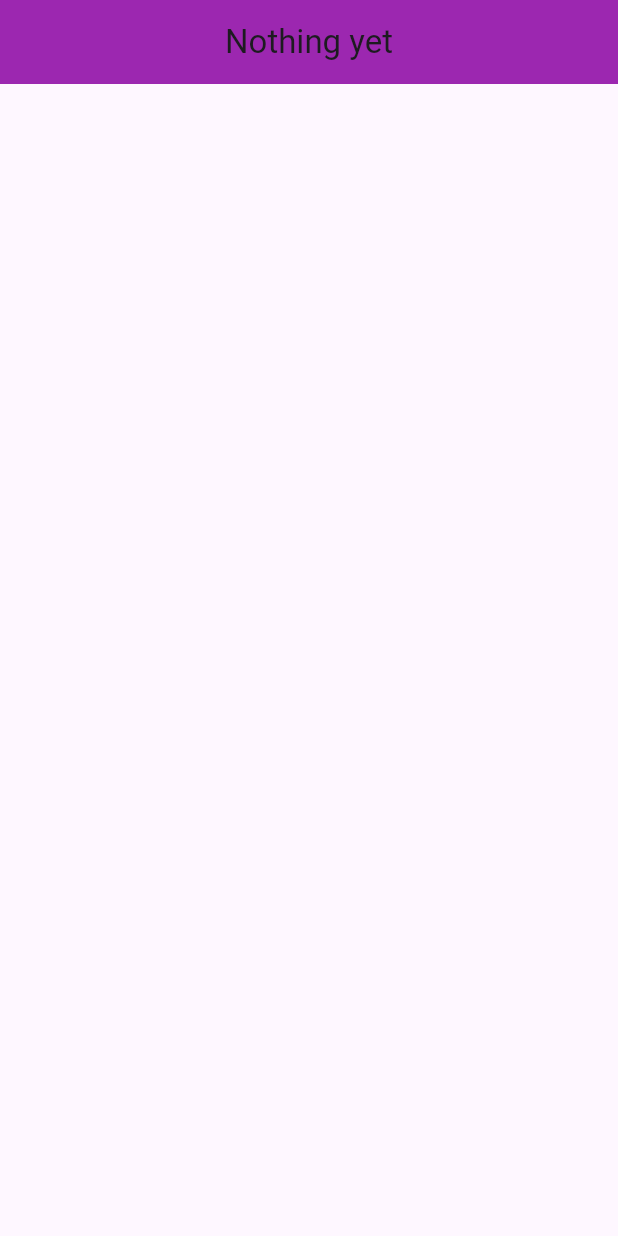
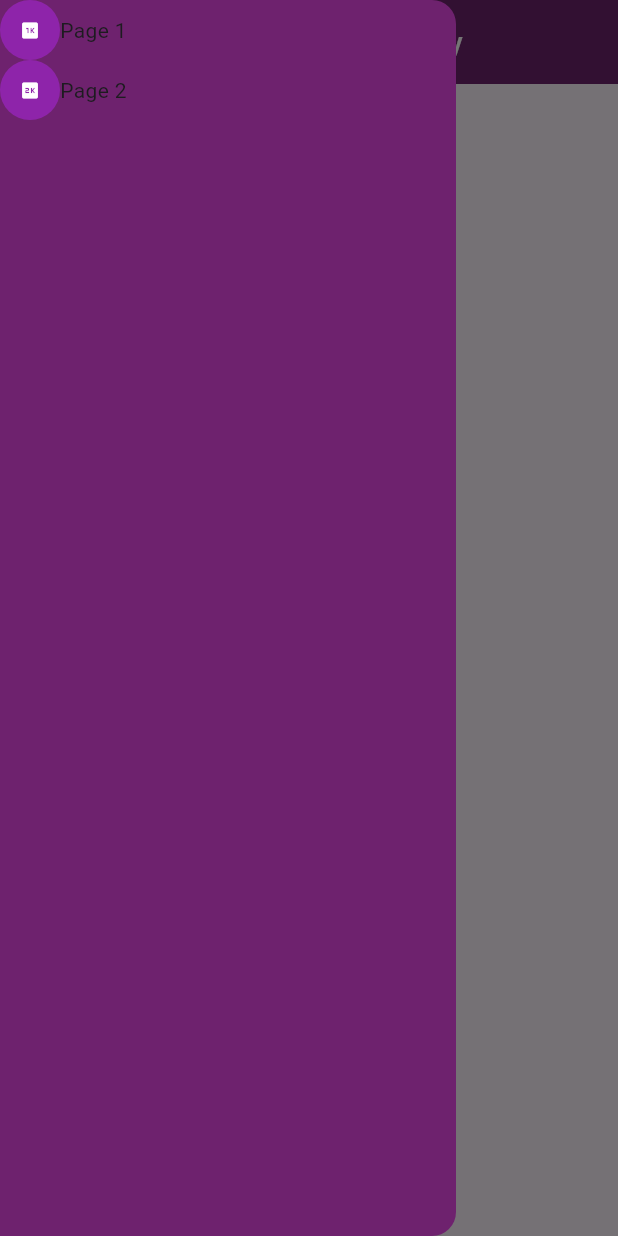
Before and after one commit to Codestavo/Flutter-API-APOD, a Flutter app: the screen it shows after launch, with the side drawer open (before the commit the screen has no drawer), on a phone screen of 412 x 824 dp. Run offline on Flutter 3.47's test engine with Material 2 defaults, Android fonts, the phone set to English and light mode, and no system bars; our stand-ins replace bloc, dartz, equatable, get_it, package_info_plus.

Commit message:
feat(Space View): First Layout Commit
Creation of the home page's skeleton and some components

```diff
--- /dev/null
+++ b/lib/common/widgets/common_base_page_widget.dart
@@ -0,0 +1,47 @@
+import 'package:flutter/material.dart';
+
+class CommonBasePageWidget extends StatelessWidget {
+  final Widget body;
+  final Widget? appBarTitle;
+  final bool? hasDrawer;
+  final Widget? drawer;
+
+  const CommonBasePageWidget({
+    required this.body,
+    this.appBarTitle,
+    this.hasDrawer = false,
+    this.drawer,
+    Key? key,
+  }) : super(key: key);
+
+  @override
+  Widget build(BuildContext context) {
+    return Scaffold(
+      key: key,
+      appBar: AppBar(
+        title: appBarTitle,
+        leadingWidth: 50,
+        backgroundColor: const Color.fromARGB(255, 110, 34, 110),
+        leading: hasDrawer!
+            ? Builder(builder: (context) {
+                return GestureDetector(
+                  child: const Icon(
+                    Icons.dehaze_rounded,
+                    color: Colors.white,
+                  ),
+                  onTap: () => Scaffold.of(context).openDrawer(),
+                );
+              })
+            : GestureDetector(
+                child: const Icon(
+                  Icons.arrow_back_rounded,
+                  color: Colors.white,
+                ),
+                onTap: () => Navigator.pop(context),
+              ),
+      ),
+      drawer: drawer,
+      body: body,
+    );
+  }
+}
--- /dev/null
+++ b/lib/common/widgets/common_drawer_item_widget.dart
@@ -0,0 +1,61 @@
+import 'package:flutter/material.dart';
+
+class CommonDrawerItemWidget extends StatelessWidget {
+  final String title;
+  final IconData icon;
+  final bool isSelected;
+  final Function()? onTap;
+
+  const CommonDrawerItemWidget({
+    required this.title,
+    required this.icon,
+    required this.isSelected,
+    this.onTap,
+    super.key,
+  });
+
+  @override
+  Widget build(BuildContext context) {
+    return Column(
+      children: [
+        GestureDetector(
+          onTap: onTap,
+          child: Container(
+            width: double.infinity,
+            color: Colors.transparent,
+            child: Row(
+              children: [
+                Container(
+                  height: 40,
+                  width: 40,
+                  decoration: BoxDecoration(
+                    shape: BoxShape.circle,
+                    color: isSelected
+                        ? Colors.grey.shade500
+                        : Colors.purple.shade600,
+                  ),
+                  child: Center(
+                    child: Icon(
+                      icon,
+                      color: Colors.white,
+                      size: 14,
+                    ),
+                  ),
+                ),
+                const SizedBox(
+                  height: 14,
+                ),
+                Text(
+                  title,
+                ),
+              ],
+            ),
+          ),
+        ),
+        const SizedBox(
+          width: 16,
+        ),
+      ],
+    );
+  }
+}
--- /dev/null
+++ b/lib/common/widgets/common_drawer_widget.dart
@@ -0,0 +1,37 @@
+import 'package:flutter/material.dart';
+import 'package:nasa_space_view/common/widgets/common_drawer_item_widget.dart';
+
+class CommonDrawerWidget extends StatefulWidget {
+  const CommonDrawerWidget({
+    super.key,
+  });
+
+  @override
+  State<CommonDrawerWidget> createState() => _CommonDrawerWidgetState();
+}
+
+class _CommonDrawerWidgetState extends State<CommonDrawerWidget> {
+  @override
+  Widget build(BuildContext context) {
+    return const Drawer(
+      backgroundColor: Color.fromARGB(255, 110, 34, 110),
+      child: SingleChildScrollView(
+        physics: BouncingScrollPhysics(),
+        child: Column(
+          children: [
+            CommonDrawerItemWidget(
+              title: 'Page 1',
+              icon: Icons.one_k,
+              isSelected: false,
+            ),
+            CommonDrawerItemWidget(
+              title: 'Page 2',
+              icon: Icons.two_k,
+              isSelected: false,
+            ),
+          ],
+        ),
+      ),
+    );
+  }
+}
--- a/lib/core/coordinator/app_coordinator.dart
+++ b/lib/core/coordinator/app_coordinator.dart
@@ -1,6 +1,6 @@
 import 'package:flutter/material.dart';
+import 'package:nasa_space_view/core/coordinator/app_routes.dart';
 import 'package:nasa_space_view/core/coordinator/coordinator.dart';
-import 'package:nasa_space_view/features/space_view/presenter/coordinator/home_routes.dart';
 
 class AppCoordinator {
   static Future<void> redirectAppToLoading() async {
@@ -16,7 +16,7 @@ class AppCoordinator {
 
   static void redirectAppToBeginning() {
     ICoordinator.key.currentState!.pushNamedAndRemoveUntil(
-      HomeRoutes.home.route,
+      AppRoutes.home.route,
       (route) => false,
     );
   }
@@ -24,4 +24,10 @@ class AppCoordinator {
   static void redirectAppToPrevious() {
     ICoordinator.key.currentState!.pop();
   }
+
+  static Future<void> redirectToApodPage() async {
+    await ICoordinator.key.currentState!.pushNamed(
+      AppRoutes.apod.route,
+    );
+  }
 }
--- a/lib/core/coordinator/app_routes.dart
+++ b/lib/core/coordinator/app_routes.dart
@@ -1,14 +1,22 @@
 import 'package:flutter/material.dart';
-import 'package:nasa_space_view/features/space_view/presenter/coordinator/home_routes.dart';
+import 'package:nasa_space_view/features/space_view/presenter/pages/apod/apod_page.dart';
+import 'package:nasa_space_view/features/space_view/presenter/pages/home/home_page.dart';
 
-class AppRoutes {
+enum AppRoutes {
+  home('/'),
+  apod('/apod_page');
+
   const AppRoutes(this.route);
 
   final String route;
+  static final Map<String, WidgetBuilder> routes = {
+    home.route: (context) => const HomePage(),
+    apod.route: (context) => const ApodPage(),
+  };
 
   static Route<dynamic>? onGenerateRoute(RouteSettings settings) {
     final Map<String, WidgetBuilder> allRoutes = {
-      ...HomeRoutes.routes,
+      ...AppRoutes.routes,
     };
 
     final builder = allRoutes[settings.name]!;
--- a/lib/features/space_view/presenter/coordinator/home_coordinator.dart
+++ /dev/null
@@ -1 +0,0 @@
-class HomeCoordinator {}
--- a/lib/features/space_view/presenter/coordinator/home_routes.dart
+++ /dev/null
@@ -1,40 +0,0 @@
-import 'package:flutter/material.dart';
-import 'package:flutter_bloc/flutter_bloc.dart';
-import 'package:nasa_space_view/core/inject/inject.dart';
-import 'package:nasa_space_view/features/space_view/presenter/cubits/home_cubit.dart';
-import 'package:nasa_space_view/features/space_view/presenter/pages/home_page.dart';
-
-enum HomeRoutes {
-  home('/');
-
-  const HomeRoutes(this.route);
-
-  final String route;
-
-  static final Map<String, WidgetBuilder> routes = {
-    home.route: (context) => BlocProvider<HomeCubit>(
-          create: (_) => Inject.get<HomeCubit>(),
-          child: const HomePage(),
-        )
-  };
-
-  static Route<dynamic>? onGenerateRoute(RouteSettings settings) {
-    late final WidgetBuilder builder;
-    final route = HomeRoutes.values.firstWhere(
-      (element) => element.route == settings.name,
-    );
-
-    switch (route) {
-      case home:
-        builder = (_) => BlocProvider<HomeCubit>(
-              create: (context) => Inject.get<HomeCubit>(),
-              child: const HomePage(),
-            );
-        break;
-    }
-
-    return MaterialPageRoute(
-      builder: builder,
-    );
-  }
-}
--- a/lib/features/space_view/presenter/pages/home_page.dart
+++ b/lib/features/space_view/presenter/pages/apod/apod_page.dart
@@ -1,18 +1,18 @@
 import 'package:flutter/material.dart';
 
-class HomePage extends StatefulWidget {
-  const HomePage({super.key});
+class ApodPage extends StatefulWidget {
+  const ApodPage({super.key});
 
   @override
-  State<HomePage> createState() => _HomePageState();
+  State<ApodPage> createState() => _ApodPageState();
 }
 
-class _HomePageState extends State<HomePage> {
+class _ApodPageState extends State<ApodPage> {
   @override
   Widget build(BuildContext context) {
     return Scaffold(
       appBar: AppBar(
-        title: const Text('Nothing yet'),
+        title: const Text('Something now'),
         leadingWidth: 50,
         backgroundColor: Colors.purple,
         centerTitle: true,
--- /dev/null
+++ b/lib/features/space_view/presenter/pages/home/home_page.dart
@@ -0,0 +1,51 @@
+import 'package:flutter/material.dart';
+import 'package:nasa_space_view/common/widgets/common_drawer_widget.dart';
+import 'package:nasa_space_view/core/coordinator/app_coordinator.dart';
+import 'package:nasa_space_view/common/widgets/common_base_page_widget.dart';
+
+class HomePage extends StatefulWidget {
+  const HomePage({super.key});
+
+  @override
+  State<HomePage> createState() => _HomePageState();
+}
+
+class _HomePageState extends State<HomePage> {
+  @override
+  Widget build(BuildContext context) {
+    return CommonBasePageWidget(
+      appBarTitle: const Text(
+        'Astronomy Picture Of The Day',
+        style: TextStyle(
+          color: Colors.white,
+          fontSize: 18,
+          fontWeight: FontWeight.w500,
+        ),
+      ),
+      hasDrawer: true,
+      drawer: const CommonDrawerWidget(),
+      body: Center(
+        child: InkWell(
+          onTap: () => AppCoordinator.redirectToApodPage(),
+          child: Container(
+            height: 30,
+            width: 120,
+            decoration: BoxDecoration(
+              borderRadius: BorderRadius.circular(5),
+              color: Colors.grey,
+            ),
+            child: const Text(
+              'Press here',
+              textAlign: TextAlign.center,
+              style: TextStyle(
+                color: Colors.white,
+                fontSize: 18,
+                fontWeight: FontWeight.w500,
+              ),
+            ),
+          ),
+        ),
+      ),
+    );
+  }
+}
--- a/lib/main.dart
+++ b/lib/main.dart
@@ -4,7 +4,6 @@
 import 'package:nasa_space_view/core/coordinator/app_routes.dart';
 import 'package:nasa_space_view/core/inject/app_inject.dart';
 import 'package:nasa_space_view/core/inject/inject.dart';
-import 'package:nasa_space_view/features/space_view/presenter/coordinator/home_routes.dart';
 import 'package:package_info_plus/package_info_plus.dart';
 
 void main() {
@@ -43,7 +42,7 @@
         colorScheme: ColorScheme.fromSeed(seedColor: Colors.deepPurple),
         useMaterial3: true,
       ),
-      initialRoute: HomeRoutes.home.route,
+      initialRoute: AppRoutes.home.route,
       onGenerateRoute: AppRoutes.onGenerateRoute,
       locale: const Locale('en'),
       supportedLocales: const [Locale('en')],
```
